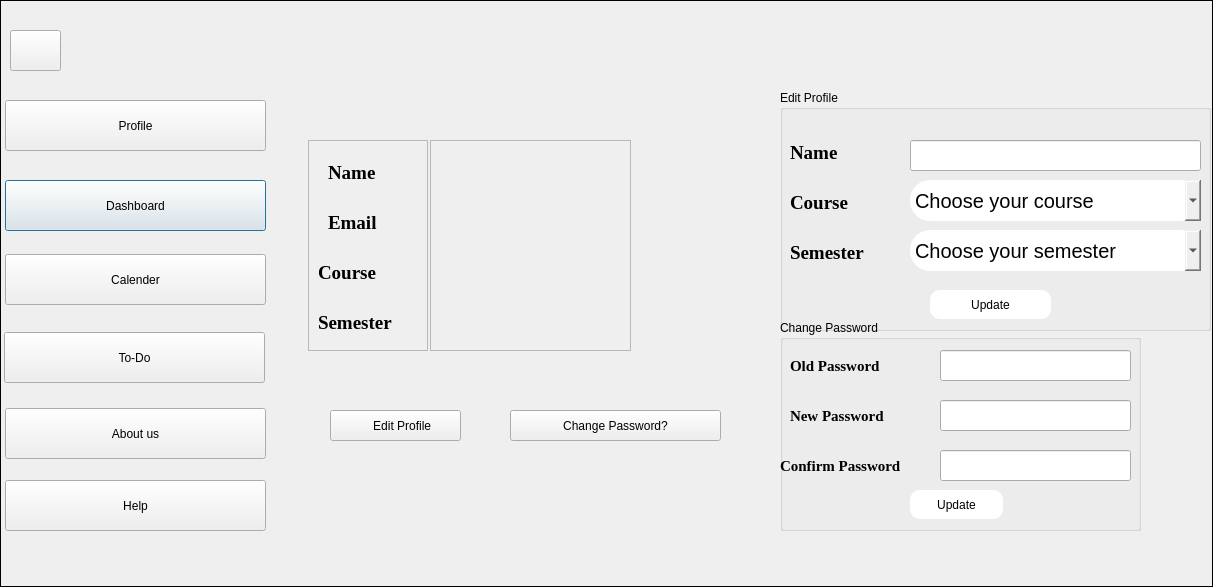
Qt form profile.ui (b33-b3k/routine-management-system) before a commit.
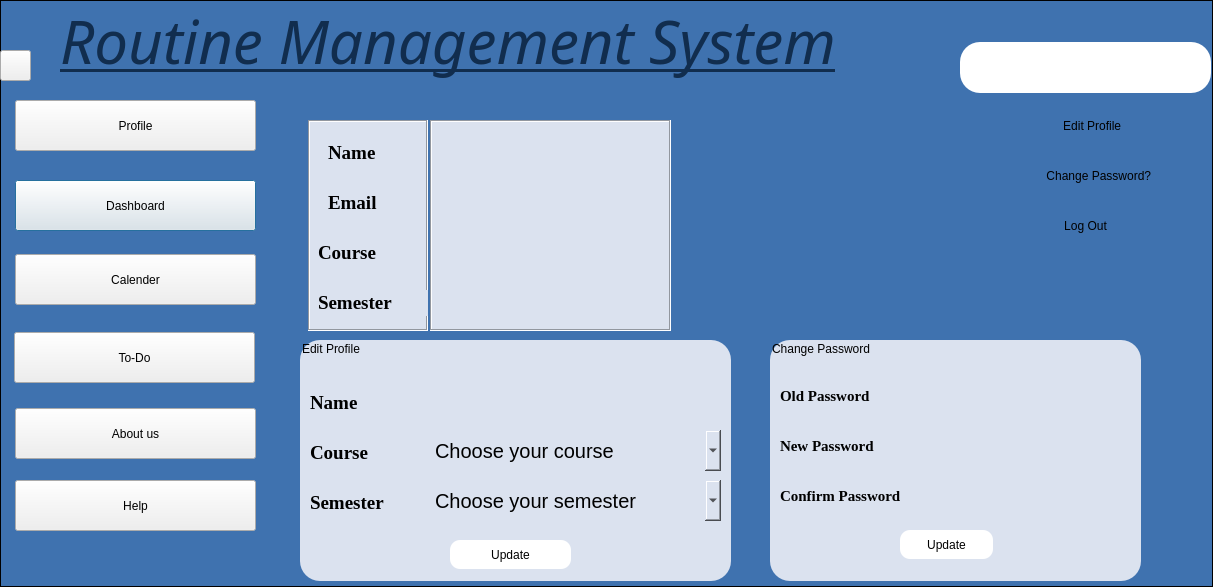
The same form after that commit. Icons and pictures are not drawn.

Diff of the .ui file:
```diff
--- a/profile.ui
+++ b/profile.ui
@@ -16,10 +16,10 @@
   <widget class="QLabel" name="label">
    <property name="geometry">
     <rect>
-     <x>1040</x>
-     <y>50</y>
-     <width>155</width>
-     <height>26</height>
+     <x>960</x>
+     <y>42</y>
+     <width>251</width>
+     <height>51</height>
     </rect>
    </property>
    <property name="font">
@@ -30,7 +30,11 @@
    </property>
    <property name="styleSheet">
     <string notr="true">font-size: 30px;
-font-weight:bold;</string>
+font-weight:bold;
+color:black;
+background-color:white;
+border-radius:20px;
+padding:5px;</string>
    </property>
    <property name="text">
     <string/>
@@ -51,30 +55,51 @@
      <verstretch>0</verstretch>
     </sizepolicy>
    </property>
+   <property name="font">
+    <font>
+     <family>Rockwell Extra Bold</family>
+     <bold>true</bold>
+    </font>
+   </property>
    <property name="styleSheet">
-    <string notr="true">border-image: url(:/img/IMG resources/Group 23.png);</string>
+    <string notr="true">background-color: #3F72AF;
+
+
+
+</string>
    </property>
    <property name="frameShape">
     <enum>QFrame::Box</enum>
    </property>
+   <property name="midLineWidth">
+    <number>0</number>
+   </property>
    <property name="text">
     <string/>
    </property>
+   <property name="margin">
+    <number>0</number>
+   </property>
   </widget>
   <widget class="QFrame" name="frame_3">
    <property name="geometry">
     <rect>
      <x>430</x>
-     <y>140</y>
-     <width>201</width>
+     <y>120</y>
+     <width>241</width>
      <height>211</height>
     </rect>
    </property>
+   <property name="styleSheet">
+    <string notr="true">color:black;
+background-color:#DBE2EF;
+</string>
+   </property>
    <property name="frameShape">
-    <enum>QFrame::StyledPanel</enum>
+    <enum>QFrame::Box</enum>
    </property>
    <property name="frameShadow">
-    <enum>QFrame::Raised</enum>
+    <enum>QFrame::Sunken</enum>
    </property>
    <widget class="QLabel" name="label_sem">
     <property name="geometry">
@@ -141,7 +166,7 @@
      <rect>
       <x>12</x>
       <y>70</y>
-      <width>181</width>
+      <width>221</width>
       <height>27</height>
      </rect>
     </property>
@@ -161,16 +186,23 @@
    <property name="geometry">
     <rect>
      <x>308</x>
-     <y>140</y>
+     <y>120</y>
      <width>120</width>
      <height>211</height>
     </rect>
    </property>
+   <property name="styleSheet">
+    <string notr="true">color:black;
+background-color:#DBE2EF</string>
+   </property>
    <property name="frameShape">
-    <enum>QFrame::StyledPanel</enum>
+    <enum>QFrame::Box</enum>
    </property>
    <property name="frameShadow">
-    <enum>QFrame::Raised</enum>
+    <enum>QFrame::Sunken</enum>
+   </property>
+   <property name="lineWidth">
+    <number>1</number>
    </property>
    <widget class="QLabel" name="label_7">
     <property name="geometry">
@@ -260,9 +292,9 @@
   <widget class="QPushButton" name="pushButton_dashboard">
    <property name="geometry">
     <rect>
-     <x>5</x>
+     <x>15</x>
      <y>180</y>
-     <width>261</width>
+     <width>241</width>
      <height>51</height>
     </rect>
    </property>
@@ -292,9 +324,9 @@
   <widget class="QPushButton" name="pushButton_ToDo">
    <property name="geometry">
     <rect>
-     <x>4</x>
+     <x>14</x>
      <y>332</y>
-     <width>261</width>
+     <width>241</width>
      <height>51</height>
     </rect>
    </property>
@@ -324,9 +356,9 @@
   <widget class="QPushButton" name="pushButton_calender">
    <property name="geometry">
     <rect>
-     <x>5</x>
+     <x>15</x>
      <y>254</y>
-     <width>261</width>
+     <width>241</width>
      <height>51</height>
     </rect>
    </property>
@@ -356,9 +388,9 @@
   <widget class="QPushButton" name="pushButton_about">
    <property name="geometry">
     <rect>
-     <x>5</x>
+     <x>15</x>
      <y>408</y>
-     <width>261</width>
+     <width>241</width>
      <height>51</height>
     </rect>
    </property>
@@ -388,9 +420,9 @@
   <widget class="QPushButton" name="pushButton_help">
    <property name="geometry">
     <rect>
-     <x>5</x>
+     <x>15</x>
      <y>480</y>
-     <width>261</width>
+     <width>241</width>
      <height>51</height>
     </rect>
    </property>
@@ -420,9 +452,9 @@
   <widget class="QPushButton" name="pushButton_profile">
    <property name="geometry">
     <rect>
-     <x>5</x>
+     <x>15</x>
      <y>100</y>
-     <width>261</width>
+     <width>241</width>
      <height>51</height>
     </rect>
    </property>
@@ -439,8 +471,7 @@
 }
    
   
-
-QPushButton#evilButton:pressed {
+:pressed {
     background-color: rgb(224, 0, 0);
     border-style: inset;
 }</string>
@@ -452,14 +483,16 @@
   <widget class="QGroupBox" name="groupBox_editProfile">
    <property name="geometry">
     <rect>
-     <x>780</x>
-     <y>90</y>
+     <x>300</x>
+     <y>340</y>
      <width>431</width>
      <height>241</height>
     </rect>
    </property>
    <property name="styleSheet">
-    <string notr="true"/>
+    <string notr="true">color:black;
+background-color:#DBE2EF;
+border-radius:20px;</string>
    </property>
    <property name="title">
     <string>Edit Profile</string>
@@ -677,62 +710,20 @@
     </property>
    </widget>
   </widget>
-  <widget class="QPushButton" name="pushButton_editProfile_2">
-   <property name="geometry">
-    <rect>
-     <x>510</x>
-     <y>410</y>
-     <width>211</width>
-     <height>31</height>
-    </rect>
-   </property>
-   <property name="styleSheet">
-    <string notr="true"> background-color: white;
-    border-style: outset;
-    border-width: 2px;
-  border-radius: 15px;
-    border-color: beige;
-    font: bold 14px;
-hover{
-color: #f5E0E0;
-}
-   
-  
-
-QPushButton#evilButton:pressed {
-    
-    border-style: inset;
-}</string>
-   </property>
-   <property name="text">
-    <string>Change Password?</string>
-   </property>
-  </widget>
-  <widget class="QLabel" name="label_editicon_2">
-   <property name="geometry">
-    <rect>
-     <x>517</x>
-     <y>414</y>
-     <width>31</width>
-     <height>21</height>
-    </rect>
-   </property>
-   <property name="styleSheet">
-    <string notr="true">border-image: url(:/img/IMG resources/change pass.png);</string>
-   </property>
-   <property name="text">
-    <string/>
-   </property>
-  </widget>
   <widget class="QGroupBox" name="groupBox_editProfile_2">
    <property name="geometry">
     <rect>
-     <x>780</x>
-     <y>320</y>
-     <width>361</width>
-     <height>211</height>
+     <x>770</x>
+     <y>340</y>
+     <width>371</width>
+     <height>241</height>
     </rect>
    </property>
+   <property name="styleSheet">
+    <string notr="true">color:black;
+background-color:#DBE2EF;
+border-radius:20px;</string>
+   </property>
    <property name="title">
     <string>Change Password</string>
    </property>
@@ -740,7 +731,7 @@
     <property name="geometry">
      <rect>
       <x>130</x>
-      <y>170</y>
+      <y>190</y>
       <width>93</width>
       <height>29</height>
      </rect>
@@ -758,7 +749,7 @@
     <property name="geometry">
      <rect>
       <x>10</x>
-      <y>80</y>
+      <y>90</y>
       <width>111</width>
       <height>31</height>
      </rect>
@@ -777,8 +768,8 @@
    <widget class="QLabel" name="label_16">
     <property name="geometry">
      <rect>
-      <x>0</x>
-      <y>130</y>
+      <x>10</x>
+      <y>140</y>
       <width>151</width>
       <height>31</height>
      </rect>
@@ -798,7 +789,7 @@
     <property name="geometry">
      <rect>
       <x>160</x>
-      <y>80</y>
+      <y>90</y>
       <width>191</width>
       <height>31</height>
      </rect>
@@ -811,7 +802,7 @@
     <property name="geometry">
      <rect>
       <x>160</x>
-      <y>130</y>
+      <y>140</y>
       <width>191</width>
       <height>31</height>
      </rect>
@@ -824,7 +815,7 @@
     <property name="geometry">
      <rect>
       <x>160</x>
-      <y>30</y>
+      <y>40</y>
       <width>191</width>
       <height>31</height>
      </rect>
@@ -834,7 +825,7 @@
     <property name="geometry">
      <rect>
       <x>10</x>
-      <y>30</y>
+      <y>40</y>
       <width>111</width>
       <height>31</height>
      </rect>
@@ -854,10 +845,10 @@
   <widget class="QPushButton" name="hamburgerButton">
    <property name="geometry">
     <rect>
-     <x>10</x>
-     <y>30</y>
-     <width>51</width>
-     <height>41</height>
+     <x>0</x>
+     <y>50</y>
+     <width>31</width>
+     <height>31</height>
     </rect>
    </property>
    <property name="styleSheet">
@@ -874,17 +865,54 @@
     <string/>
    </property>
   </widget>
-  <widget class="QPushButton" name="pushButton_EditProfile">
+  <widget class="QPushButton" name="pushButton">
    <property name="geometry">
     <rect>
-     <x>330</x>
-     <y>410</y>
-     <width>131</width>
+     <x>1164</x>
+     <y>52</y>
+     <width>41</width>
      <height>31</height>
     </rect>
    </property>
    <property name="styleSheet">
-    <string notr="true"> background-color: white;
+    <string notr="true">
+  background-color:white;
+  border-radius: 15px;
+border-image: url(:/img/IMG resources/settings.png);</string>
+   </property>
+   <property name="text">
+    <string/>
+   </property>
+  </widget>
+  <widget class="QGroupBox" name="groupBox">
+   <property name="geometry">
+    <rect>
+     <x>960</x>
+     <y>100</y>
+     <width>251</width>
+     <height>141</height>
+    </rect>
+   </property>
+   <property name="styleSheet">
+    <string notr="true">color:black;
+border-color: rgb(63, 114, 175);
+border:none;
+</string>
+   </property>
+   <property name="title">
+    <string/>
+   </property>
+   <widget class="QPushButton" name="pushButton_EditProfile">
+    <property name="geometry">
+     <rect>
+      <x>0</x>
+      <y>10</y>
+      <width>251</width>
+      <height>31</height>
+     </rect>
+    </property>
+    <property name="styleSheet">
+     <string notr="true"> background-color: white;
     border-style: outset;
     border-width: 2px;
   border-radius: 15px;
@@ -900,29 +928,198 @@
     
     border-style: inset;
 }</string>
+    </property>
+    <property name="text">
+     <string>    Edit Profile</string>
+    </property>
+   </widget>
+   <widget class="QPushButton" name="pushButton_editProfile_2">
+    <property name="geometry">
+     <rect>
+      <x>0</x>
+      <y>60</y>
+      <width>251</width>
+      <height>31</height>
+     </rect>
+    </property>
+    <property name="styleSheet">
+     <string notr="true"> background-color: white;
+    border-style: outset;
+    border-width: 2px;
+  border-radius: 15px;
+    border-color: beige;
+    font: bold 14px;
+hover{
+color: #f5E0E0;
+}
+   
+  
+
+QPushButton#evilButton:pressed {
+    
+    border-style: inset;
+}</string>
+    </property>
+    <property name="text">
+     <string>        Change Password?</string>
+    </property>
+   </widget>
+   <widget class="QPushButton" name="pushButton_logout">
+    <property name="geometry">
+     <rect>
+      <x>0</x>
+      <y>110</y>
+      <width>251</width>
+      <height>31</height>
+     </rect>
+    </property>
+    <property name="styleSheet">
+     <string notr="true"> background-color: white;
+    border-style: outset;
+    border-width: 2px;
+  border-radius: 15px;
+    border-color: beige;
+    font: bold 14px;
+hover{
+color: #f5E0E0;
+}
+   
+  
+
+QPushButton#evilButton:pressed {
+    
+    border-style: inset;
+}</string>
+    </property>
+    <property name="text">
+     <string>Log Out</string>
+    </property>
+   </widget>
+   <widget class="QLabel" name="label_editicon_2">
+    <property name="geometry">
+     <rect>
+      <x>0</x>
+      <y>60</y>
+      <width>41</width>
+      <height>31</height>
+     </rect>
+    </property>
+    <property name="styleSheet">
+     <string notr="true">border-image: url(:/img/IMG resources/change pass.png);</string>
+    </property>
+    <property name="text">
+     <string/>
+    </property>
+   </widget>
+   <widget class="QLabel" name="label_editicon_3">
+    <property name="geometry">
+     <rect>
+      <x>10</x>
+      <y>10</y>
+      <width>31</width>
+      <height>31</height>
+     </rect>
+    </property>
+    <property name="styleSheet">
+     <string notr="true">border-image: url(:/img/IMG resources/edit-pencil-icon.png);</string>
+    </property>
+    <property name="text">
+     <string/>
+    </property>
+   </widget>
+   <widget class="QLabel" name="label_3">
+    <property name="geometry">
+     <rect>
+      <x>10</x>
+      <y>116</y>
+      <width>33</width>
+      <height>21</height>
+     </rect>
+    </property>
+    <property name="text">
+     <string/>
+    </property>
+    <property name="pixmap">
+     <pixmap resource="resources.qrc">:/img/IMG resources/logout.png</pixmap>
+    </property>
+    <property name="scaledContents">
+     <bool>true</bool>
+    </property>
+   </widget>
+  </widget>
+  <widget class="QLabel" name="label_12">
+   <property name="geometry">
+    <rect>
+     <x>60</x>
+     <y>0</y>
+     <width>821</width>
+     <height>81</height>
+    </rect>
    </property>
+   <property name="font">
+    <font>
+     <family>Segoe UI Semibold</family>
+     <pointsize>-1</pointsize>
+     <italic>true</italic>
+     <bold>false</bold>
+     <underline>true</underline>
+    </font>
+   </property>
+   <property name="styleSheet">
+    <string notr="true">position: absolute;
+left: 1.97%;
+right: -24.05%;
+top: 12.78%;
+bottom: 77.5%;
+
+;
+font-style: italic;
+font-weight: 400;
+font-size: 60px;
+line-height: 76px;
+text-align: center;
+
+
+color: #112D4E;
+</string>
+   </property>
    <property name="text">
-    <string>    Edit Profile</string>
+    <string>Routine Management System</string>
    </property>
   </widget>
-  <widget class="QLabel" name="label_editicon_3">
+  <widget class="QLabel" name="label_11">
    <property name="geometry">
     <rect>
-     <x>334</x>
-     <y>414</y>
-     <width>31</width>
-     <height>21</height>
+     <x>910</x>
+     <y>46</y>
+     <width>45</width>
+     <height>41</height>
     </rect>
    </property>
-   <property name="styleSheet">
-    <string notr="true">border-image: url(:/img/IMG resources/edit-pencil-icon.png);</string>
+   <property name="text">
+    <string/>
+   </property>
+   <property name="pixmap">
+    <pixmap resource="resources.qrc">:/img/IMG resources/profile-user.png</pixmap>
+   </property>
+   <property name="scaledContents">
+    <bool>true</bool>
+   </property>
+  </widget>
+  <widget class="QLabel" name="label_13">
+   <property name="geometry">
+    <rect>
+     <x>780</x>
+     <y>180</y>
+     <width>63</width>
+     <height>20</height>
+    </rect>
    </property>
    <property name="text">
     <string/>
    </property>
   </widget>
   <zorder>label_2</zorder>
-  <zorder>label</zorder>
   <zorder>frame_3</zorder>
   <zorder>pushButton_dashboard</zorder>
   <zorder>pushButton_ToDo</zorder>
@@ -931,13 +1128,15 @@
   <zorder>pushButton_help</zorder>
   <zorder>pushButton_profile</zorder>
   <zorder>groupBox_editProfile</zorder>
-  <zorder>pushButton_editProfile_2</zorder>
-  <zorder>label_editicon_2</zorder>
   <zorder>groupBox_editProfile_2</zorder>
   <zorder>hamburgerButton</zorder>
-  <zorder>pushButton_EditProfile</zorder>
-  <zorder>label_editicon_3</zorder>
   <zorder>frame_2</zorder>
+  <zorder>groupBox</zorder>
+  <zorder>label</zorder>
+  <zorder>label_11</zorder>
+  <zorder>label_13</zorder>
+  <zorder>pushButton</zorder>
+  <zorder>label_12</zorder>
  </widget>
  <resources/>
  <connections/>
```
Left out of the diff: 4 changed lines with no effect on the pictures.
